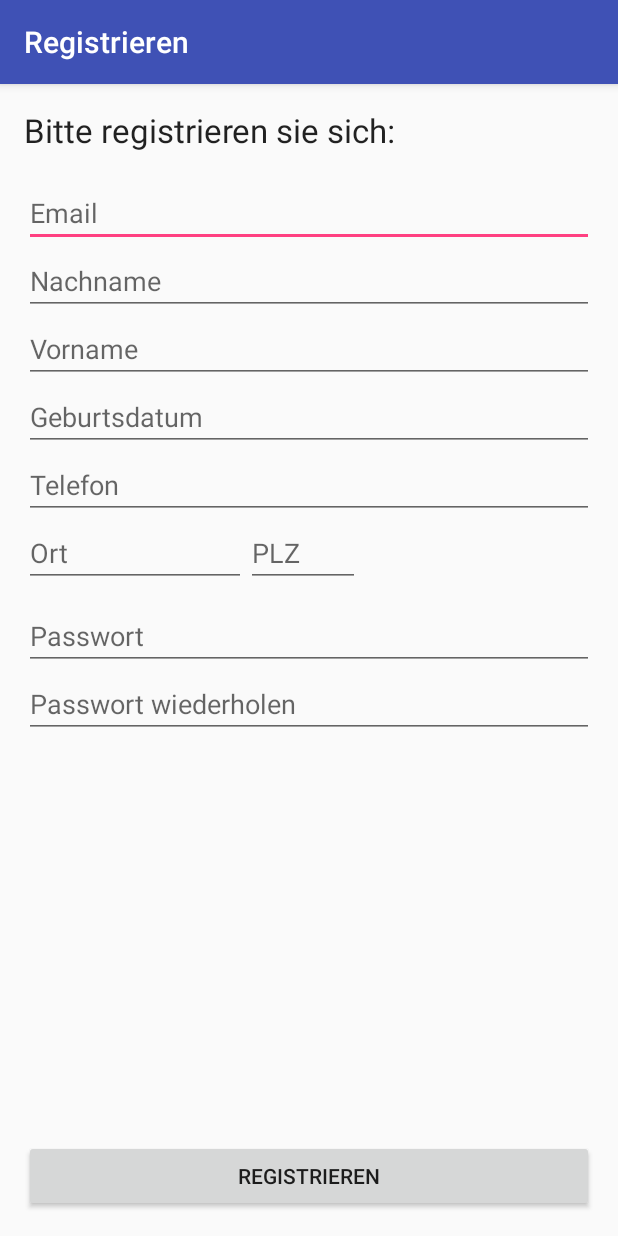
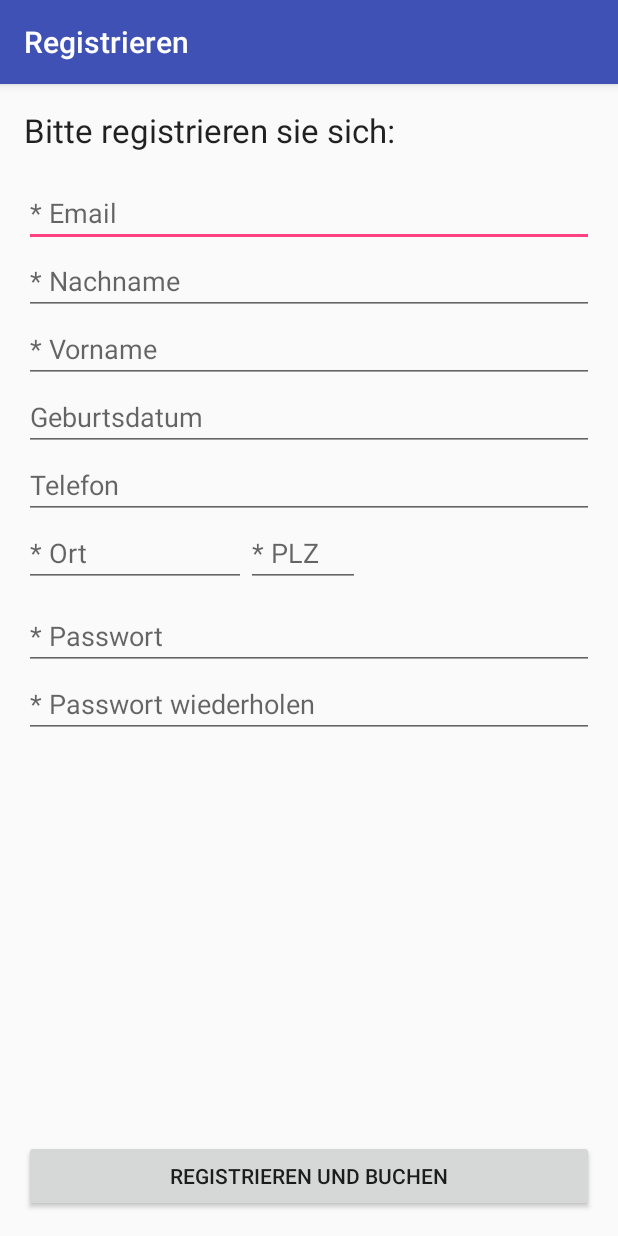
Before and after one commit to Benzolitz/FHDW.Hotel.Android, an Android app: the Register screen opened directly, with no data from a screen before it, on a phone screen of 412 x 824 dp. Run offline under Robolectric (Android 15) with nearby library versions, the phone set to English and light mode, and no system bars; network calls fail.

Commit message:
registrierung komplett?

```diff
--- a/app/src/main/java/fhdw/hotel/Activity/Register.java
+++ b/app/src/main/java/fhdw/hotel/Activity/Register.java
@@ -4,23 +4,42 @@ import android.content.Intent;
 import android.support.v7.app.AppCompatActivity;
 import android.os.Bundle;
 import android.view.View;
+import android.widget.DatePicker;
 import android.widget.EditText;
 
+import com.google.gson.Gson;
+
+import java.util.Date;
+
+import fhdw.hotel.BLL.Async.IListener.IAsyncGuestListener;
+import fhdw.hotel.DomainModel.Address;
 import fhdw.hotel.DomainModel.Guest;
 import fhdw.hotel.R;
 
-public class Register extends AppCompatActivity {
-    private final static String STORETEXT = "storetext.txt";
+/**
+ * @Author Artur Briem
+ * Activity for registration of a user and booking at same time
+ */
+public class Register extends AppCompatActivity implements IAsyncGuestListener {
 
     EditText email;
     EditText lastname;
     EditText firstname;
     EditText pw;
     EditText rpt_pw;
+    EditText bday;
+    EditText phone;
+    EditText city;
+    EditText plz;
+
     Guest guest;
 
+
+    /**
+     *
+     * @param savedInstanceState
+     */
     @Override
-
     protected void onCreate(Bundle savedInstanceState) {
         super.onCreate(savedInstanceState);
         setContentView(R.layout.activity_register);
@@ -30,13 +49,25 @@ public class Register extends AppCompatActivity {
         firstname = (EditText) findViewById(R.id.firstname);
         pw = (EditText) findViewById(R.id.enter_password);
         rpt_pw = (EditText) findViewById(R.id.repeat_password);
+        bday = (EditText) findViewById(R.id.birthday);
+        phone = (EditText) findViewById(R.id.phone);
+        city = (EditText) findViewById(R.id.city);
+        plz = (EditText) findViewById(R.id.plz);
 
     }
 
-    public void RegisterNewUser(View v) {
+    /**
+     *
+     * @param v
+     */
+    public void RegisterNewUserAndBook(View v) {
 
         guest = new Guest();
+        guest.ContactAddress = new Address();
 
+        /**
+         * Validation of all req. input fields
+         */
         if(email.getText().toString().isEmpty()) {
             email.requestFocus();
             email.setError("Bitte Email eingeben");
@@ -61,6 +92,27 @@ public class Register extends AppCompatActivity {
             guest.Firstname = firstname.getText().toString();
         }
 
+        if(city.getText().toString().isEmpty()) {
+            city.requestFocus();
+            city.setError("Bitte Ort eingeben");
+        }
+        else {
+            guest.ContactAddress.City = city.getText().toString();
+        }
+
+        if(plz.getText().toString().isEmpty()) {
+            plz.requestFocus();
+            plz.setError("Bitte PLZ eingeben");
+        }
+        else {
+            guest.ContactAddress.PostalCode = plz.getText().toString();
+        }
+
+        if(pw.getText().toString().isEmpty()){
+            pw.requestFocus();
+            pw.setError("Bitte ein Passwort festlegen!");
+        }
+
         if(!checkPassWordAndConfirmPassword(pw.getText().toString(),rpt_pw.getText().toString())) {
             rpt_pw.requestFocus();
             rpt_pw.setError("Die Passwörter stimmen nicht überein");
@@ -69,9 +121,18 @@ public class Register extends AppCompatActivity {
             guest.Password = pw.getText().toString();
         }
 
+        InsertGuestTest(guest);
 
     }
 
+    /**
+     *
+     * @param password
+     * @param confirmPassword
+     * @return pstatus
+     *
+     * Checks password with the confirmation password and returns a boolean
+     */
     public boolean checkPassWordAndConfirmPassword(String password,String confirmPassword)
     {
         boolean pstatus = false;
@@ -84,4 +145,10 @@ public class Register extends AppCompatActivity {
         }
         return pstatus;
     }
+
+    @Override
+    public void InsertGuestTest(Guest p_guest) {
+        String json = new Gson().toJson(p_guest);
+        new fhdw.hotel.BLL.Async.Guest.InsertGuest(this).execute(json);
+    }
 }
--- a/app/src/main/java/fhdw/hotel/BLL/RestService.java
+++ b/app/src/main/java/fhdw/hotel/BLL/RestService.java
@@ -19,7 +19,7 @@ import java.util.ArrayList;
  */
 
 public class RestService {
-    private static String serverUrl = "http://192.168.178.30:35588/api/";
+    private static String serverUrl = "http://192.168.2.104:35588/api/";
 
     // region Web-Methods
     public static String Get(String p_controller, ArrayList<Pair<String, String>> p_urlParameters) throws IOException {
--- a/app/src/main/res/layout/activity_register.xml
+++ b/app/src/main/res/layout/activity_register.xml
@@ -82,7 +82,6 @@
             android:layout_height="wrap_content"
             android:hint="@string/prompt_city"
             android:inputType="text"
-            android:layout_below="@+id/phone"
             android:layout_centerHorizontal="true" />
 
         <EditText
@@ -123,8 +122,8 @@
         android:layout_height="wrap_content"
         android:layout_alignParentBottom="true"
         android:layout_alignParentStart="true"
-        android:onClick="RegisterNewUser"
-        android:text="@string/action_register" />
+        android:onClick="RegisterNewUserAndBook"
+        android:text="@string/action_registerAndBooking" />
 
 
 </RelativeLayout>
--- a/app/src/main/res/values/strings.xml
+++ b/app/src/main/res/values/strings.xml
@@ -21,12 +21,12 @@
 
     <string name="bookingHeader">Hinterlegen sie bitte ihre Daten für die Buchung.</string>
     <string name="bookingTitle">Ihre Buchung</string>
-    <string name="prompt_firstname">Vorname</string>
-    <string name="prompt_lastname">Nachname</string>
+    <string name="prompt_firstname">* Vorname</string>
+    <string name="prompt_lastname">* Nachname</string>
     <string name="prompt_birthdate">Geburtsdatum</string>
-    <string name="prompt_street">Straße, Haus Nr.</string>
-    <string name="prompt_plz">PLZ</string>
-    <string name="prompt_city">Ort</string>
+    <string name="prompt_street">* Straße, Haus Nr.</string>
+    <string name="prompt_plz">* PLZ</string>
+    <string name="prompt_city">* Ort</string>
     <string name="prompt_phone">Telefon</string>
 
     <string name="btn_goto_register_descision">Weiter zur Buchung</string>
@@ -38,12 +38,14 @@
     <string name="title_activity_booking">Buchen</string>
 
     <!-- Strings related to login -->
-    <string name="prompt_email">Email</string>
-    <string name="prompt_password">Passwort</string>
-    <string name="prompt_password_repeat">Passwort wiederholen</string>
+    <string name="prompt_email">* Email</string>
+    <string name="prompt_password">* Passwort</string>
+    <string name="prompt_password_repeat">* Passwort wiederholen</string>
     <string name="action_sign_in">Einloggen</string>
     <string name="action_sign_in_short">Einloggen</string>
     <string name="action_register">Registrieren</string>
+    <string name="action_registerAndBooking">Registrieren und Buchen</string>
+
     <string name="action_book">Buchen</string>
 
     <string name="error_invalid_email">This email address is invalid</string>
```
Also changed, not shown: 1 other file.
